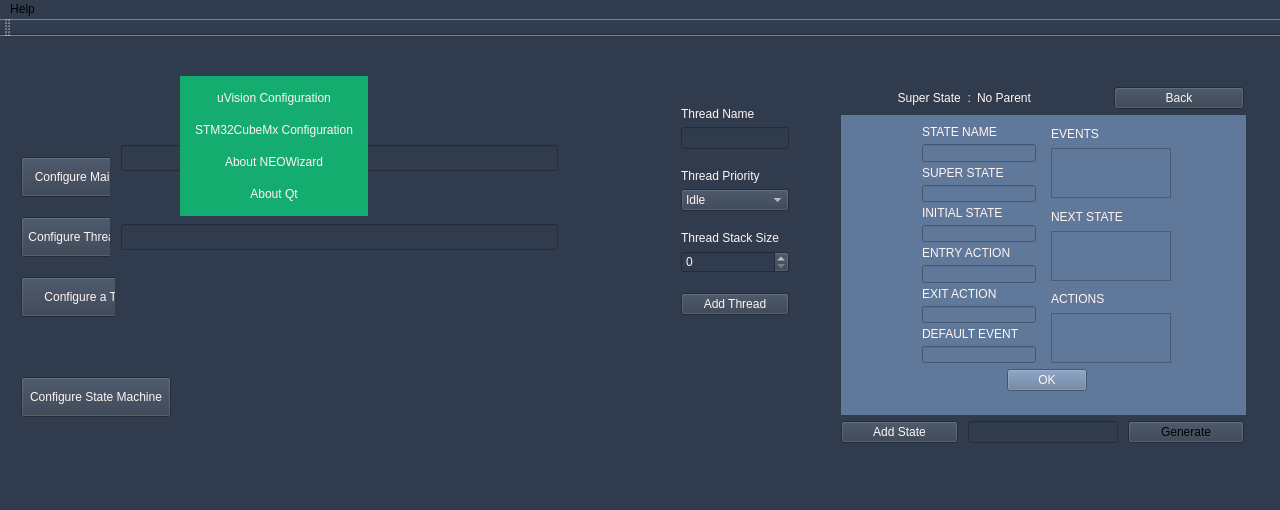
Above: Source/NFWizard2.ui from lreyesm/NEOWizard before the change. Below: the same form after it.
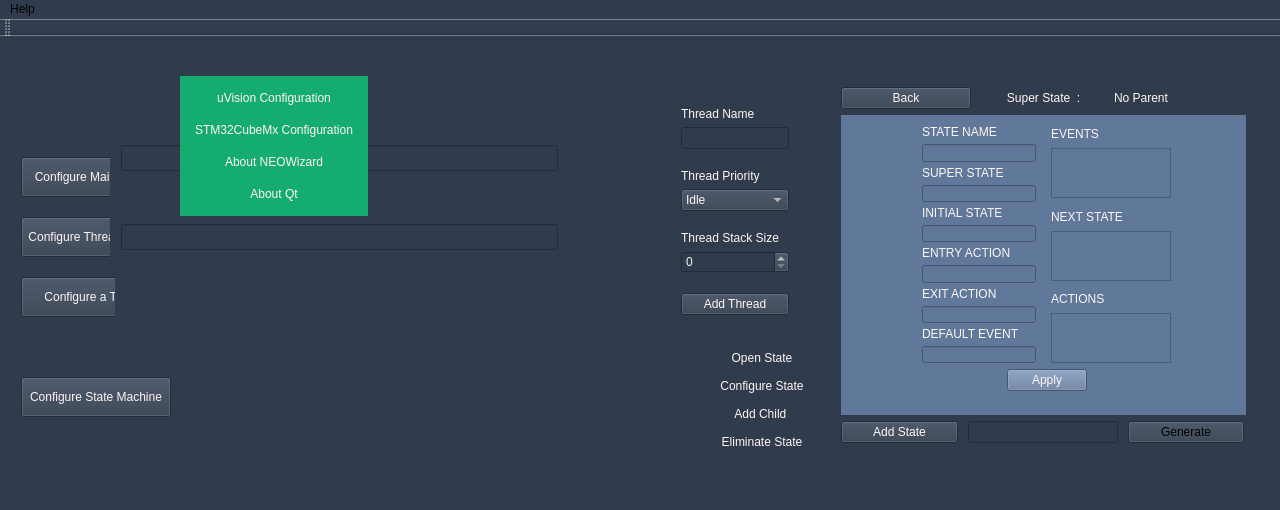
That is the form after the change. Icons and pictures are not drawn.

Commit message:
estados con label options
Añade el label de opciones cuando tocas el estado

```diff
--- a/Source/NFWizard2.ui
+++ b/Source/NFWizard2.ui
@@ -1124,6 +1124,18 @@
          <property name="sizeConstraint">
           <enum>QLayout::SetFixedSize</enum>
          </property>
+         <item>
+          <widget class="QPushButton" name="pb_back">
+           <property name="styleSheet">
+            <string notr="true">font: 12pt &quot;Segoe UI&quot;;
+border-color: rgb(21, 172, 112);
+color: rgb(255, 245, 242);</string>
+           </property>
+           <property name="text">
+            <string>Back</string>
+           </property>
+          </widget>
+         </item>
          <item>
           <widget class="QLabel" name="l_state_parent_tag">
            <property name="styleSheet">
@@ -1131,7 +1143,7 @@
 color: rgb(255, 245, 242);</string>
            </property>
            <property name="text">
-            <string>                 Super State  :</string>
+            <string>         Super State  :</string>
            </property>
           </widget>
          </item>
@@ -1158,18 +1170,6 @@
            </property>
           </widget>
          </item>
-         <item>
-          <widget class="QPushButton" name="pb_back">
-           <property name="styleSheet">
-            <string notr="true">font: 12pt &quot;Segoe UI&quot;;
-border-color: rgb(21, 172, 112);
-color: rgb(255, 245, 242);</string>
-           </property>
-           <property name="text">
-            <string>Back</string>
-           </property>
-          </widget>
-         </item>
         </layout>
        </item>
        <item>
@@ -1537,7 +1537,7 @@
 color: rgb(255, 245, 242);</string>
                </property>
                <property name="text">
-                <string>OK</string>
+                <string>Apply</string>
                </property>
               </widget>
              </item>
@@ -1629,6 +1629,96 @@
      </item>
     </layout>
    </widget>
+   <widget class="QWidget" name="widget_on_state_options" native="true">
+    <property name="geometry">
+     <rect>
+      <x>705</x>
+      <y>300</y>
+      <width>101</width>
+      <height>77</height>
+     </rect>
+    </property>
+    <property name="cursor">
+     <cursorShape>ArrowCursor</cursorShape>
+    </property>
+    <layout class="QVBoxLayout" name="verticalLayout_25">
+     <property name="sizeConstraint">
+      <enum>QLayout::SetFixedSize</enum>
+     </property>
+     <item>
+      <widget class="QPushButton" name="pb_open_state">
+       <property name="cursor">
+        <cursorShape>PointingHandCursor</cursorShape>
+       </property>
+       <property name="styleSheet">
+        <string notr="true">font:  10pt &quot;Segoe UI&quot;;
+border-color: rgb(21, 172, 112);
+color: rgb(255, 245, 242);</string>
+       </property>
+       <property name="text">
+        <string>Open State</string>
+       </property>
+       <property name="flat">
+        <bool>true</bool>
+       </property>
+      </widget>
+     </item>
+     <item>
+      <widget class="QPushButton" name="pb_configure_state">
+       <property name="cursor">
+        <cursorShape>PointingHandCursor</cursorShape>
+       </property>
+       <property name="styleSheet">
+        <string notr="true">font: 10pt &quot;Segoe UI&quot;;
+border-color: rgb(21, 172, 112);
+color: rgb(255, 245, 242);</string>
+       </property>
+       <property name="text">
+        <string>Configure State</string>
+       </property>
+       <property name="flat">
+        <bool>true</bool>
+       </property>
+      </widget>
+     </item>
+     <item>
+      <widget class="QPushButton" name="pb_add_sub_sate">
+       <property name="cursor">
+        <cursorShape>PointingHandCursor</cursorShape>
+       </property>
+       <property name="styleSheet">
+        <string notr="true">font: 10pt &quot;Segoe UI&quot;;
+border-color: rgb(21, 172, 112);
+color: rgb(255, 245, 242);</string>
+       </property>
+       <property name="text">
+        <string>Add Child </string>
+       </property>
+       <property name="flat">
+        <bool>true</bool>
+       </property>
+      </widget>
+     </item>
+     <item>
+      <widget class="QPushButton" name="pb_eliminate_state">
+       <property name="cursor">
+        <cursorShape>PointingHandCursor</cursorShape>
+       </property>
+       <property name="styleSheet">
+        <string notr="true">font: 10pt &quot;Segoe UI&quot;;
+border-color: rgb(21, 172, 112);
+color: rgb(255, 245, 242);</string>
+       </property>
+       <property name="text">
+        <string>Eliminate State</string>
+       </property>
+       <property name="flat">
+        <bool>true</bool>
+       </property>
+      </widget>
+     </item>
+    </layout>
+   </widget>
    <zorder>widget_options_thread_options</zorder>
    <zorder>widget_options_buttons</zorder>
    <zorder>label_bar_background</zorder>
```
Left out of the diff: 3 changed lines with no effect on the pictures. The commit also changes 5 other files.
